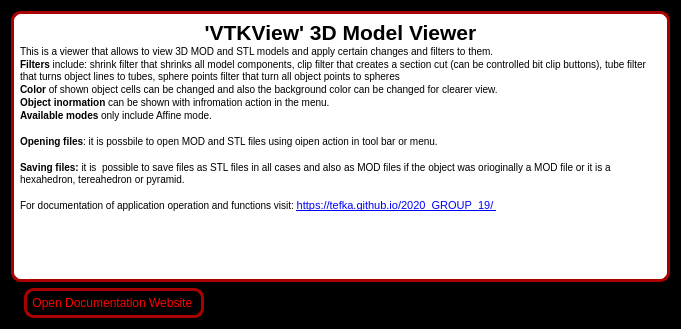
Above: Software_GUI/UI/apphelp.ui from TeFka/3D_Model_Viewing_Software before the change. Below: the same form after it.
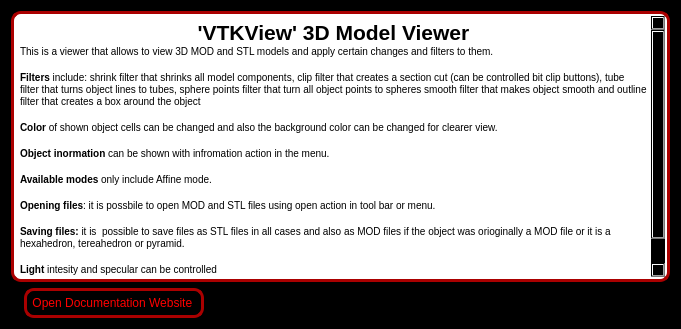
That is the form after the change.

```diff
--- a/Software_GUI/UI/apphelp.ui
+++ b/Software_GUI/UI/apphelp.ui
@@ -35,16 +35,22 @@
 &lt;/style&gt;&lt;/head&gt;&lt;body style=&quot; font-family:'MS Shell Dlg 2'; font-size:7.8pt; font-weight:400; font-style:normal;&quot;&gt;
 &lt;p align=&quot;center&quot; style=&quot; margin-top:0px; margin-bottom:0px; margin-left:0px; margin-right:0px; -qt-block-indent:0; text-indent:0px;&quot;&gt;&lt;span style=&quot; font-size:16pt; font-weight:600;&quot;&gt;'VTKView' 3D Model Viewer&lt;/span&gt;&lt;/p&gt;
 &lt;p style=&quot; margin-top:0px; margin-bottom:0px; margin-left:0px; margin-right:0px; -qt-block-indent:0; text-indent:0px;&quot;&gt;This is a viewer that allows to view 3D MOD and STL models and apply certain changes and filters to them. &lt;/p&gt;
-&lt;p style=&quot; margin-top:0px; margin-bottom:0px; margin-left:0px; margin-right:0px; -qt-block-indent:0; text-indent:0px;&quot;&gt;&lt;span style=&quot; font-weight:600;&quot;&gt;Filters&lt;/span&gt; include: shrink filter that shrinks all model components, clip filter that creates a section cut (can be controlled bit clip buttons), tube filter that turns object lines to tubes, sphere points filter that turn all object points to spheres &lt;/p&gt;
+&lt;p style=&quot;-qt-paragraph-type:empty; margin-top:0px; margin-bottom:0px; margin-left:0px; margin-right:0px; -qt-block-indent:0; text-indent:0px;&quot;&gt;&lt;br /&gt;&lt;/p&gt;
+&lt;p style=&quot; margin-top:0px; margin-bottom:0px; margin-left:0px; margin-right:0px; -qt-block-indent:0; text-indent:0px;&quot;&gt;&lt;span style=&quot; font-weight:600;&quot;&gt;Filters&lt;/span&gt; include: shrink filter that shrinks all model components, clip filter that creates a section cut (can be controlled bit clip buttons), tube filter that turns object lines to tubes, sphere points filter that turn all object points to spheres smooth filter that makes object smooth and outline filter that creates a box around the object&lt;/p&gt;
+&lt;p style=&quot;-qt-paragraph-type:empty; margin-top:0px; margin-bottom:0px; margin-left:0px; margin-right:0px; -qt-block-indent:0; text-indent:0px;&quot;&gt;&lt;br /&gt;&lt;/p&gt;
 &lt;p style=&quot; margin-top:0px; margin-bottom:0px; margin-left:0px; margin-right:0px; -qt-block-indent:0; text-indent:0px;&quot;&gt;&lt;span style=&quot; font-weight:600;&quot;&gt;Color&lt;/span&gt; of shown object cells can be changed and also the background color can be changed for clearer view.&lt;/p&gt;
+&lt;p style=&quot;-qt-paragraph-type:empty; margin-top:0px; margin-bottom:0px; margin-left:0px; margin-right:0px; -qt-block-indent:0; text-indent:0px;&quot;&gt;&lt;br /&gt;&lt;/p&gt;
 &lt;p style=&quot; margin-top:0px; margin-bottom:0px; margin-left:0px; margin-right:0px; -qt-block-indent:0; text-indent:0px;&quot;&gt;&lt;span style=&quot; font-weight:600;&quot;&gt;Object inormation&lt;/span&gt; can be shown with infromation action in the menu.&lt;/p&gt;
+&lt;p style=&quot;-qt-paragraph-type:empty; margin-top:0px; margin-bottom:0px; margin-left:0px; margin-right:0px; -qt-block-indent:0; text-indent:0px;&quot;&gt;&lt;br /&gt;&lt;/p&gt;
 &lt;p style=&quot; margin-top:0px; margin-bottom:0px; margin-left:0px; margin-right:0px; -qt-block-indent:0; text-indent:0px;&quot;&gt;&lt;span style=&quot; font-weight:600;&quot;&gt;Available modes&lt;/span&gt; only include Affine mode.&lt;/p&gt;
 &lt;p style=&quot;-qt-paragraph-type:empty; margin-top:0px; margin-bottom:0px; margin-left:0px; margin-right:0px; -qt-block-indent:0; text-indent:0px;&quot;&gt;&lt;br /&gt;&lt;/p&gt;
-&lt;p style=&quot; margin-top:0px; margin-bottom:0px; margin-left:0px; margin-right:0px; -qt-block-indent:0; text-indent:0px;&quot;&gt;&lt;span style=&quot; font-weight:600;&quot;&gt;Opening files&lt;/span&gt;: it is possbile to open MOD and STL files using oipen action in tool bar or menu.&lt;/p&gt;
+&lt;p style=&quot; margin-top:0px; margin-bottom:0px; margin-left:0px; margin-right:0px; -qt-block-indent:0; text-indent:0px;&quot;&gt;&lt;span style=&quot; font-weight:600;&quot;&gt;Opening files&lt;/span&gt;: it is possbile to open MOD and STL files using open action in tool bar or menu.&lt;/p&gt;
 &lt;p style=&quot;-qt-paragraph-type:empty; margin-top:0px; margin-bottom:0px; margin-left:0px; margin-right:0px; -qt-block-indent:0; text-indent:0px;&quot;&gt;&lt;br /&gt;&lt;/p&gt;
 &lt;p style=&quot; margin-top:0px; margin-bottom:0px; margin-left:0px; margin-right:0px; -qt-block-indent:0; text-indent:0px;&quot;&gt;&lt;span style=&quot; font-weight:600;&quot;&gt;Saving files:&lt;/span&gt; it is  possible to save files as STL files in all cases and also as MOD files if the object was orioginally a MOD file or it is a hexahedron, tereahedron or pyramid.&lt;/p&gt;
 &lt;p style=&quot;-qt-paragraph-type:empty; margin-top:0px; margin-bottom:0px; margin-left:0px; margin-right:0px; -qt-block-indent:0; text-indent:0px;&quot;&gt;&lt;br /&gt;&lt;/p&gt;
-&lt;p style=&quot; margin-top:0px; margin-bottom:0px; margin-left:0px; margin-right:0px; -qt-block-indent:0; text-indent:0px;&quot;&gt;For documentation of application operation and functions visit: &lt;a href=&quot;https://tefka.github.io/2020_20130611_Danielius_Zurlys/&quot;&gt;&lt;span style=&quot; font-size:8pt; text-decoration: underline; color:#0000ff;&quot;&gt;https://tefka.github.io/2020_GROUP_19/ &lt;/span&gt;&lt;/a&gt;&lt;/p&gt;&lt;/body&gt;&lt;/html&gt;</string>
+&lt;p style=&quot; margin-top:0px; margin-bottom:0px; margin-left:0px; margin-right:0px; -qt-block-indent:0; text-indent:0px;&quot;&gt;&lt;span style=&quot; font-weight:600;&quot;&gt;Light &lt;/span&gt;intesity and specular can be controlled&lt;/p&gt;
+&lt;p style=&quot;-qt-paragraph-type:empty; margin-top:0px; margin-bottom:0px; margin-left:0px; margin-right:0px; -qt-block-indent:0; text-indent:0px;&quot;&gt;&lt;br /&gt;&lt;/p&gt;
+&lt;p style=&quot; margin-top:0px; margin-bottom:0px; margin-left:0px; margin-right:0px; -qt-block-indent:0; text-indent:0px;&quot;&gt;For documentation of application operation and functions visit: &lt;a href=&quot;https://tefka.github.io/2020_GROUP_19/ &quot;&gt;&lt;span style=&quot; font-size:8pt; text-decoration: underline; color:#0000ff;&quot;&gt;https://tefka.github.io/2020_GROUP_19/ &lt;/span&gt;&lt;/a&gt;&lt;/p&gt;&lt;/body&gt;&lt;/html&gt;</string>
      </property>
     </widget>
    </item>
```
